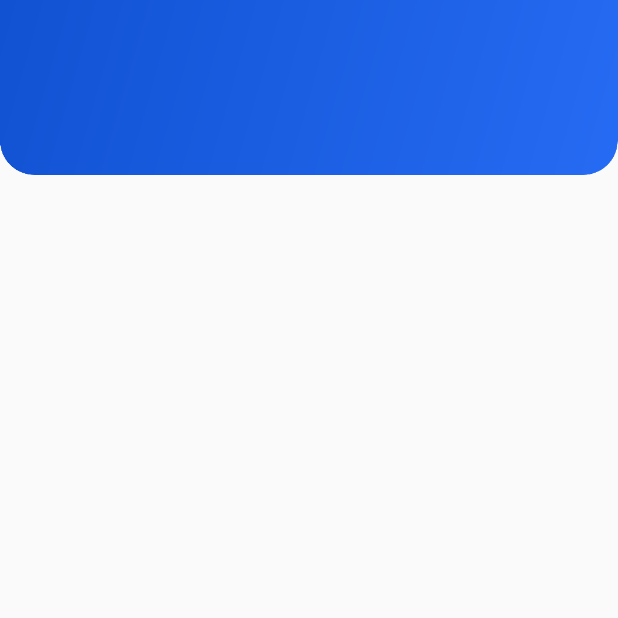
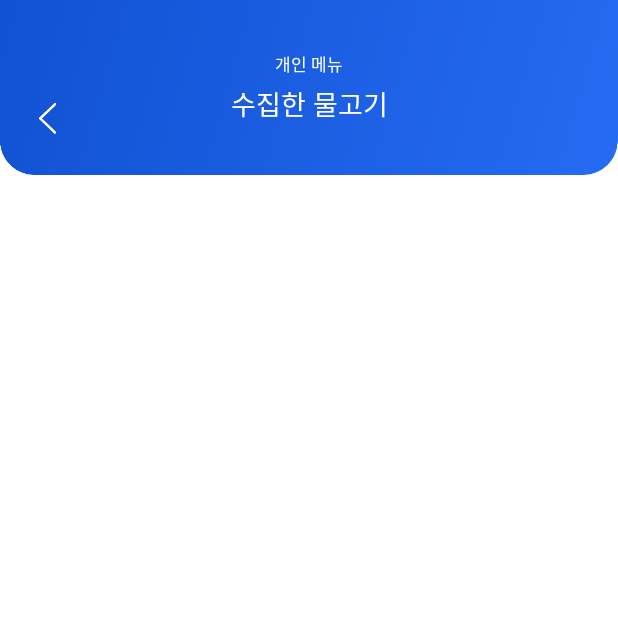
Before and after one commit to ThinkingDobby/FishTracker, an Android app: the CollectionActivity screen opened directly, with no data from a screen before it, on a phone screen of 412 x 824 dp, the top half of it. Run offline under Robolectric (Android 15) with nearby library versions, the light colour scheme and no system bars.

Commit message:
RecyclerView(Grid) 위한 Adapter, ViewHolder 제작 중
<FIN>
디자인 임시 중단 - 컬렉션, 그룹 기초 구현 후 진행할 것
Fish 데이터 클래스 임시 생성
Adapter, ViewHolder 임시 생성

<TODO>
CocktailBar 코드 참고해 구현할 것
- 룸 라이브러리 이용해 이미지 저장 구현: Fish 클래스 수정 및 룸 요소 추가
- 새로 항목이 추가될 필요는 x: insert가 아닌 update여야

```diff
--- a/app/build.gradle
+++ b/app/build.gradle
@@ -40,6 +40,7 @@ dependencies {
     implementation 'com.karumi:dexter:4.1.0'
     implementation "org.jetbrains.kotlin:kotlin-stdlib-jdk7:$kotlin_version"
     implementation 'com.android.support:cardview-v7:26.1.0'
+    implementation 'androidx.cardview:cardview:1.0.0'
 }
 configurations.all {
     resolutionStrategy.eachDependency { DependencyResolveDetails details ->
--- a/app/src/main/java/com/example/thinkingdobby/fishtracker/CollectionActivity.kt
+++ b/app/src/main/java/com/example/thinkingdobby/fishtracker/CollectionActivity.kt
@@ -4,6 +4,7 @@ import android.graphics.Color
 import android.support.v7.app.AppCompatActivity
 import android.os.Bundle
 import android.view.View
+import kotlinx.android.synthetic.main.activity_collection.*
 
 class CollectionActivity : AppCompatActivity() {
 
@@ -17,5 +18,9 @@ class CollectionActivity : AppCompatActivity() {
                             View.SYSTEM_UI_FLAG_LAYOUT_FULLSCREEN
             statusBarColor = Color.TRANSPARENT
         }
+
+        collection_btn_back.setOnClickListener {
+            finish()
+        }
     }
 }
--- /dev/null
+++ b/app/src/main/java/com/example/thinkingdobby/fishtracker/data/Fish.kt
@@ -0,0 +1,3 @@
+package com.example.thinkingdobby.fishtracker.data
+
+data class Fish(val name:String, val date: String)
--- a/app/src/main/res/layout/activity_collection.xml
+++ b/app/src/main/res/layout/activity_collection.xml
@@ -4,15 +4,65 @@
     xmlns:tools="http://schemas.android.com/tools"
     android:layout_width="match_parent"
     android:layout_height="match_parent"
+    android:background="@color/colorWhite"
     tools:context=".CollectionActivity">
 
+    <!--상단 바-->
     <ImageView
+        android:id="@+id/collection_iv_top"
         android:layout_width="0dp"
         android:layout_height="wrap_content"
         android:adjustViewBounds="true"
         app:layout_constraintTop_toTopOf="parent"
         app:layout_constraintStart_toStartOf="parent"
         app:layout_constraintEnd_toEndOf="parent"
-        android:src="@drawable/top"/>
+        android:src="@drawable/top"
+        android:contentDescription="상단 타이틀" />
+
+    <ImageView
+        android:id="@+id/collection_btn_back"
+        android:layout_width="12dp"
+        android:layout_height="23dp"
+        android:layout_marginStart="26dp"
+        android:layout_marginBottom="26dp"
+        app:layout_constraintBottom_toBottomOf="@id/collection_iv_top"
+        app:layout_constraintStart_toStartOf="@id/collection_iv_top"
+        android:src="@drawable/arrow_right"/>
+
+    <TextView
+        android:id="@+id/collection_tv_titleSub"
+        android:layout_width="wrap_content"
+        android:layout_height="wrap_content"
+        android:layout_marginTop="34dp"
+        android:text="개인 메뉴"
+        android:textSize="11sp"
+        android:textColor="@color/colorWhite"
+        android:fontFamily="@font/noto_regular"
+        android:includeFontPadding="false"
+        app:layout_constraintTop_toTopOf="@id/collection_iv_top"
+        app:layout_constraintStart_toStartOf="@id/collection_iv_top"
+        app:layout_constraintEnd_toEndOf="@id/collection_iv_top"/>
+
+    <TextView
+        android:layout_width="wrap_content"
+        android:layout_height="wrap_content"
+        android:text="수집한 물고기"
+        android:textSize="18sp"
+        android:fontFamily="@font/noto_medium"
+        android:textColor="@color/colorWhite"
+        android:layout_marginTop="5dp"
+        android:includeFontPadding="false"
+        app:layout_constraintTop_toBottomOf="@id/collection_tv_titleSub"
+        app:layout_constraintStart_toStartOf="@id/collection_tv_titleSub"
+        app:layout_constraintEnd_toEndOf="@id/collection_tv_titleSub"/>
+    <!--상단 바-->
+
+    <android.support.v7.widget.RecyclerView
+        android:layout_width="match_parent"
+        android:layout_height="0dp"
+        app:layout_constraintTop_toBottomOf="@id/collection_iv_top"
+        app:layout_constraintBottom_toBottomOf="parent"
+        app:layout_constraintStart_toStartOf="parent"
+        app:layout_constraintEnd_toEndOf="parent"/>
 
 </android.support.constraint.ConstraintLayout>
```
Also changed, not shown: app/src/main/java/com/example/thinkingdobby/fishtracker/adapter/CollectionAdapter.kt (added, +37 -0 lines), app/src/main/java/com/example/thinkingdobby/fishtracker/viewHolder/CollectionViewHolder.kt (added, +34 -0 lines), app/src/main/res/layout/fish_card.xml (added, +50 -0 lines), app/src/main/res/drawable-hdpi/arrow_right.png (added), app/src/main/res/drawable-hdpi/collection_icon_carp.png (added), app/src/main/res/drawable-ldpi/arrow_right.png (added), app/src/main/res/drawable-ldpi/collection_icon_carp.png (added), app/src/main/res/drawable-mdpi/arrow_right.png (added), app/src/main/res/drawable-mdpi/collection_icon_carp.png (added), app/src/main/res/drawable-xhdpi/arrow_right.png (added), app/src/main/res/drawable-xhdpi/collection_icon_carp.png (added), app/src/main/res/drawable-xxhdpi/arrow_right.png (added), app/src/main/res/drawable-xxhdpi/collection_icon_carp.png (added), app/src/main/res/drawable-xxxhdpi/arrow_right.png (added), 1 more files.
